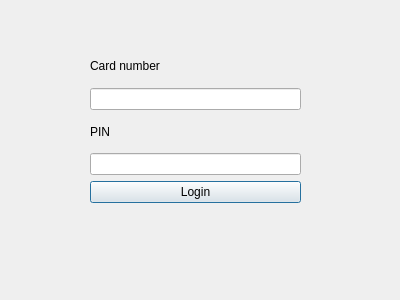
First picture: the form in bank-automat/LoginDialog.ui, repository Llaamari/bank-automat-system, before the edit.
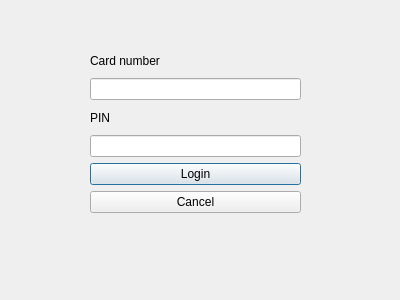
Second picture: the form after the edit.

Commit message: LoginDialog.ui lisätty peruuta-nappi

```diff
--- a/bank-automat/LoginDialog.ui
+++ b/bank-automat/LoginDialog.ui
@@ -54,6 +54,13 @@
       </property>
      </widget>
     </item>
+    <item>
+     <widget class="QPushButton" name="cancelButton">
+      <property name="text">
+       <string>Cancel</string>
+      </property>
+     </widget>
+    </item>
     <item>
      <widget class="QLabel" name="errorLabel">
       <property name="palette">
```
The commit also changes 2 other files.
